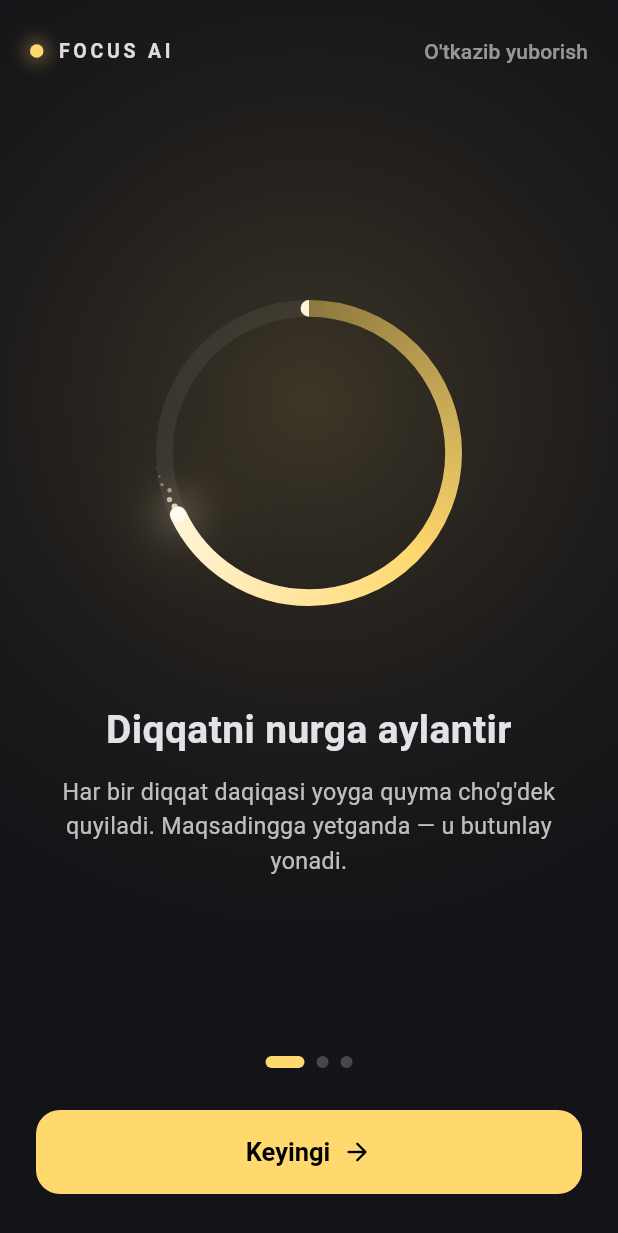
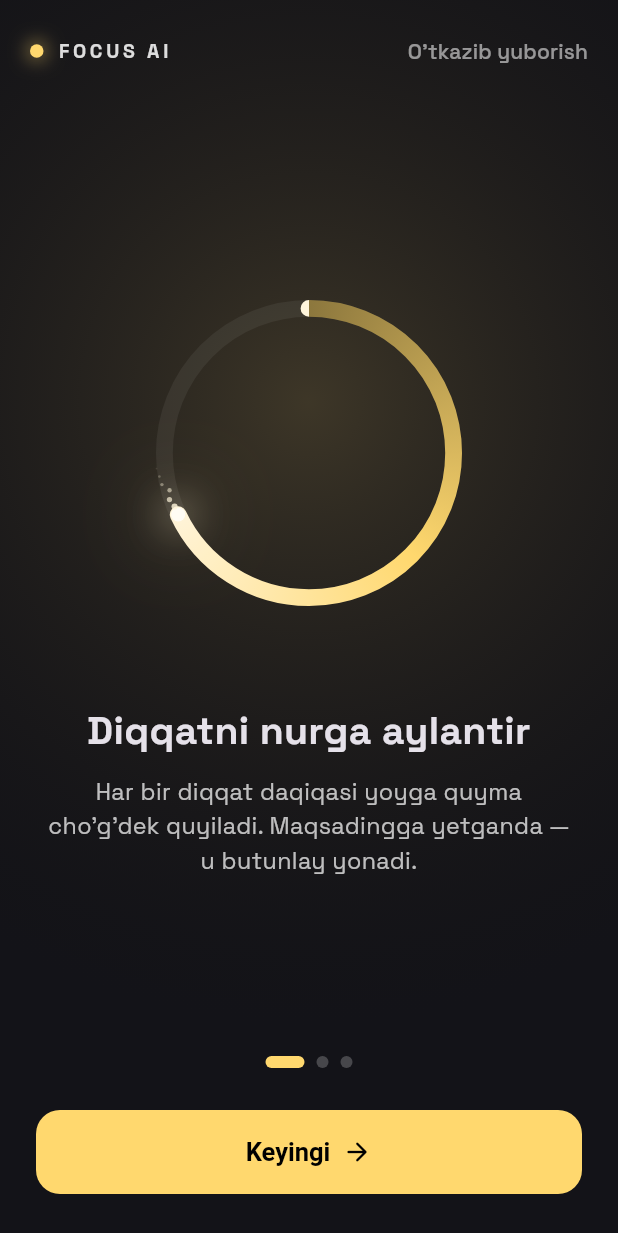
Before and after one commit to jahongirmath08-design/focus_ai, a Flutter app: the screen it shows after launch, on a phone screen of 412 x 824 dp. Shown: the top 1233 px of the screen. Run offline on Flutter 3.47's test engine with Material 3 defaults, Android fonts, the light colour scheme and no system bars; our stand-ins replace fl_chart, flutter_riverpod, google_fonts, hive_ce_flutter; accounts and stored records are empty.

Commit message:
Premium typography: Space Grotesk app-wide via google_fonts

```diff
--- a/lib/main.dart
+++ b/lib/main.dart
@@ -2,6 +2,7 @@ import 'dart:async';
 
 import 'package:flutter/material.dart';
 import 'package:flutter_riverpod/flutter_riverpod.dart';
+import 'package:google_fonts/google_fonts.dart';
 import 'package:hive_ce_flutter/hive_ce_flutter.dart';
 
 import 'core/theme/app_colors.dart';
@@ -27,17 +28,20 @@ class FocusAiApp extends StatelessWidget {
 
   @override
   Widget build(BuildContext context) {
-    // Aksent rang (#6C5CE7) — PLACEHOLDER (Phase 3 da brending bo'yicha aniqlanadi).
+    final base = ThemeData(
+      useMaterial3: true,
+      colorScheme: ColorScheme.fromSeed(
+        seedColor: AppColors.accent,
+        brightness: Brightness.dark,
+      ),
+    );
     return ProviderScope(
       child: MaterialApp(
         title: 'Focus AI',
         debugShowCheckedModeBanner: false,
-        theme: ThemeData(
-          useMaterial3: true,
-          colorScheme: ColorScheme.fromSeed(
-            seedColor: AppColors.accent,
-            brightness: Brightness.dark,
-          ),
+        // Premium, o'ziga xos tipografiya — Space Grotesk (butun ilova bo'ylab).
+        theme: base.copyWith(
+          textTheme: GoogleFonts.spaceGroteskTextTheme(base.textTheme),
         ),
         home: const RootGate(),
       ),
--- a/pubspec.yaml
+++ b/pubspec.yaml
@@ -38,6 +38,7 @@ dependencies:
   hive_ce_flutter: ^2.3.4
   flutter_riverpod: ^3.3.2
   fl_chart: ^1.2.0
+  google_fonts: ^8.1.0
 
 dev_dependencies:
   flutter_test:
```
Also changed, not shown: pubspec.lock.
